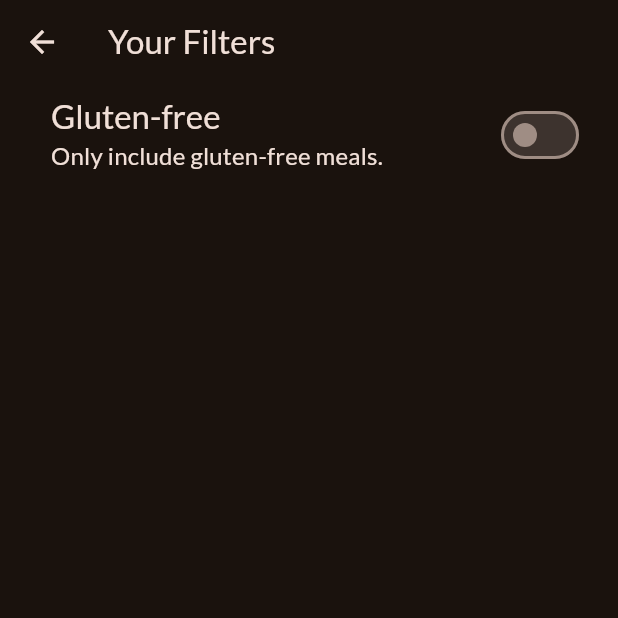
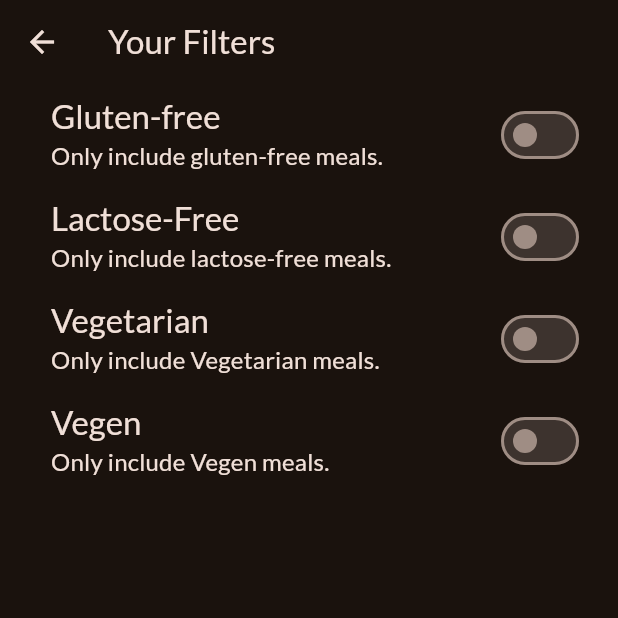
Before and after one commit to Tsenda-Djessy-Flavien/Meals, a Flutter app: the FiltersScreen screen opened directly, on a phone screen of 412 x 824 dp, the top half of it. Run offline on Flutter 3.47's test engine with Material 2 defaults, Android fonts, the phone set to English and light mode, and no system bars; our stand-ins replace google_fonts, transparent_image.

Commit message:
Ajouter plus d'options de filtre

```diff
--- a/lib/presentation/pages/filters_screen.dart
+++ b/lib/presentation/pages/filters_screen.dart
@@ -1,4 +1,5 @@
 import 'package:flutter/material.dart';
+import 'package:meals_app/presentation/widgets/switch_button.dart';
 // import 'package:meals_app/presentation/pages/tabs_screen.dart';
 // import 'package:meals_app/presentation/widgets/main_drawer.dart';
 import 'package:meals_app/utils/constants.dart';
@@ -12,12 +13,9 @@ class FiltersScreen extends StatefulWidget {
 
 class _FiltersScreenState extends State<FiltersScreen> {
   bool _glutenFreeFilter = false;
-
-  _onSwitch(bool isChecked) {
-    setState(() {
-      _glutenFreeFilter = isChecked;
-    });
-  }
+  bool _lactoseFreeFilter = false;
+  bool _vegeterianFilter = false;
+  bool _veganFilter = false;
 
   // void _onSelectScreen(idScreen) {
   //   Navigator.of(context).pop();
@@ -37,23 +35,45 @@ class _FiltersScreenState extends State<FiltersScreen> {
       // drawer: MainDrawer(onSelectScreen: _onSelectScreen),
       body: Column(
         children: [
-          SwitchListTile(
+          SwitchButton(
             value: _glutenFreeFilter,
-            onChanged: _onSwitch,
-            title: Text(
-              SWITCH_TITLE_GLUTEN,
-              style: Theme.of(context).textTheme.titleLarge!.copyWith(
-                    color: Theme.of(context).colorScheme.onBackground,
-                  ),
-            ),
-            subtitle: Text(
-              SWITCH_SUBTITLE_GLUTEN,
-              style: Theme.of(context).textTheme.titleMedium!.copyWith(
-                    color: Theme.of(context).colorScheme.onBackground,
-                  ),
-            ),
-            activeColor: Theme.of(context).colorScheme.tertiary,
-            contentPadding: const EdgeInsets.only(left: 34, right: 22),
+            onChanged: (bool isChecked) {
+              setState(() {
+                _glutenFreeFilter = isChecked;
+              });
+            },
+            title: SWITCH_TITLE_GLUTEN,
+            subtitle: SWITCH_SUBTITLE_GLUTEN,
+          ),
+          SwitchButton(
+            value: _lactoseFreeFilter,
+            onChanged: (bool isChecked) {
+              setState(() {
+                _lactoseFreeFilter = isChecked;
+              });
+            },
+            title: SWITCH_TITLE_LACTOSE,
+            subtitle: SWITCH_SUBTITLE_LACTOSE,
+          ),
+          SwitchButton(
+            value: _vegeterianFilter,
+            onChanged: (bool isChecked) {
+              setState(() {
+                _vegeterianFilter = isChecked;
+              });
+            },
+            title: SWITCH_TITLE_VEGTARIAN,
+            subtitle: SWITCH_SUBTITLE_VEGTARIAN,
+          ),
+          SwitchButton(
+            value: _veganFilter,
+            onChanged: (bool isChecked) {
+              setState(() {
+                _veganFilter = isChecked;
+              });
+            },
+            title: SWITCH_TITLE_VEGAN,
+            subtitle: SWITCH_SUBTITLE_VEGAN,
           ),
         ],
       ),
--- /dev/null
+++ b/lib/presentation/widgets/switch_button.dart
@@ -0,0 +1,38 @@
+import 'package:flutter/material.dart';
+
+class SwitchButton extends StatelessWidget {
+  const SwitchButton({
+    super.key,
+    required this.value,
+    required this.onChanged,
+    required this.title,
+    required this.subtitle,
+  });
+
+  final bool value;
+  final void Function(bool isCheck) onChanged;
+  final String title;
+  final String subtitle;
+
+  @override
+  Widget build(BuildContext context) {
+    return SwitchListTile(
+      value: value,
+      onChanged: onChanged,
+      title: Text(
+        title,
+        style: Theme.of(context).textTheme.titleLarge!.copyWith(
+              color: Theme.of(context).colorScheme.onBackground,
+            ),
+      ),
+      subtitle: Text(
+        subtitle,
+        style: Theme.of(context).textTheme.titleMedium!.copyWith(
+              color: Theme.of(context).colorScheme.onBackground,
+            ),
+      ),
+      activeColor: Theme.of(context).colorScheme.tertiary,
+      contentPadding: const EdgeInsets.only(left: 34, right: 22),
+    );
+  }
+}
--- a/lib/utils/constants.dart
+++ b/lib/utils/constants.dart
@@ -29,4 +29,17 @@ const DRAWER_MAIN_TITLE_FILTERS = 'Filters';
 const FILTERS_APP_BAR_TITLE = 'Your Filters';
 
 const SWITCH_TITLE_GLUTEN = 'Gluten-free';
+
 const SWITCH_SUBTITLE_GLUTEN = 'Only include gluten-free meals.';
+
+const SWITCH_TITLE_LACTOSE = 'Lactose-Free';
+
+const SWITCH_SUBTITLE_LACTOSE = 'Only include lactose-free meals.';
+
+const SWITCH_TITLE_VEGTARIAN = 'Vegetarian';
+
+const SWITCH_SUBTITLE_VEGTARIAN = 'Only include Vegetarian meals.';
+
+const SWITCH_TITLE_VEGAN = 'Vegen';
+
+const SWITCH_SUBTITLE_VEGAN = 'Only include Vegen meals.';
```
